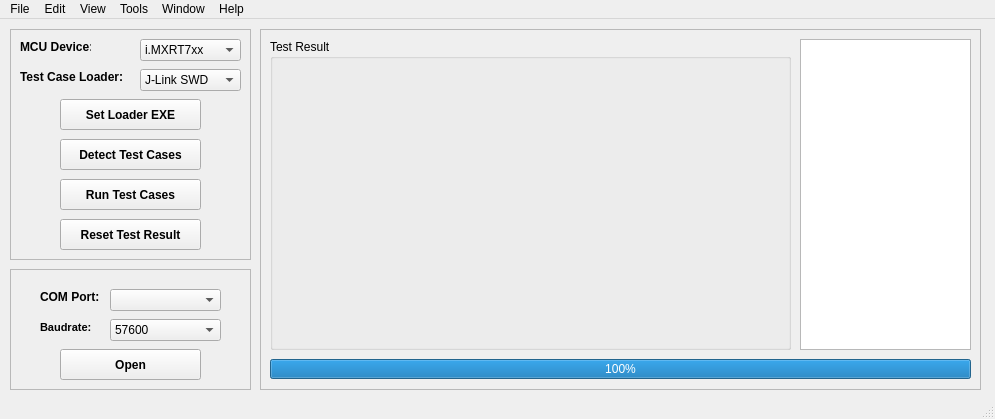
Before: the Qt Designer form gui/MCU-FATestSuite.ui in JayHeng/MCU-FATestSuite, drawn with Qt 5.
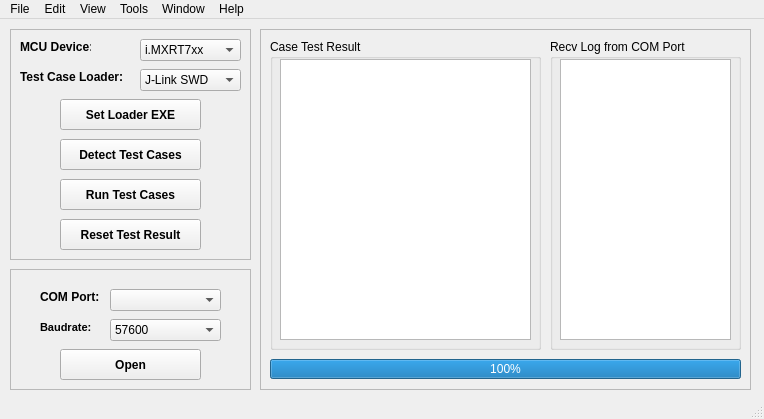
After: the same form once the commit is applied.

Commit message: Remove round plot, use text

What changed in the file:
```diff
--- a/gui/MCU-FATestSuite.ui
+++ b/gui/MCU-FATestSuite.ui
@@ -6,7 +6,7 @@
    <rect>
     <x>0</x>
     <y>0</y>
-    <width>995</width>
+    <width>764</width>
     <height>419</height>
    </rect>
   </property>
@@ -329,7 +329,7 @@
      <rect>
       <x>260</x>
       <y>10</y>
-      <width>721</width>
+      <width>491</width>
       <height>361</height>
      </rect>
     </property>
@@ -344,7 +344,7 @@
       <rect>
        <x>10</x>
        <y>330</y>
-       <width>701</width>
+       <width>471</width>
        <height>20</height>
       </rect>
      </property>
@@ -352,28 +352,51 @@
       <number>100</number>
      </property>
     </widget>
-    <widget class="QTextEdit" name="textEdit_printWin">
-     <property name="geometry">
-      <rect>
-       <x>540</x>
-       <y>10</y>
-       <width>171</width>
-       <height>311</height>
-      </rect>
-     </property>
-    </widget>
     <widget class="QGroupBox" name="groupBox_testResult">
      <property name="geometry">
       <rect>
        <x>10</x>
        <y>10</y>
-       <width>521</width>
+       <width>271</width>
        <height>311</height>
       </rect>
      </property>
      <property name="title">
-      <string>Test Result</string>
+      <string>Case Test Result</string>
      </property>
+     <widget class="QTextEdit" name="textEdit_resWin">
+      <property name="geometry">
+       <rect>
+        <x>10</x>
+        <y>20</y>
+        <width>251</width>
+        <height>281</height>
+       </rect>
+      </property>
+     </widget>
+    </widget>
+    <widget class="QGroupBox" name="groupBox_recvLog">
+     <property name="geometry">
+      <rect>
+       <x>290</x>
+       <y>10</y>
+       <width>191</width>
+       <height>311</height>
+      </rect>
+     </property>
+     <property name="title">
+      <string>Recv Log from COM Port</string>
+     </property>
+     <widget class="QTextEdit" name="textEdit_printWin">
+      <property name="geometry">
+       <rect>
+        <x>10</x>
+        <y>20</y>
+        <width>171</width>
+        <height>281</height>
+       </rect>
+      </property>
+     </widget>
     </widget>
    </widget>
   </widget>
@@ -382,7 +405,7 @@
     <rect>
      <x>0</x>
      <y>0</y>
-     <width>995</width>
+     <width>764</width>
      <height>21</height>
     </rect>
    </property>
```
The commit also changes 2 other files.
